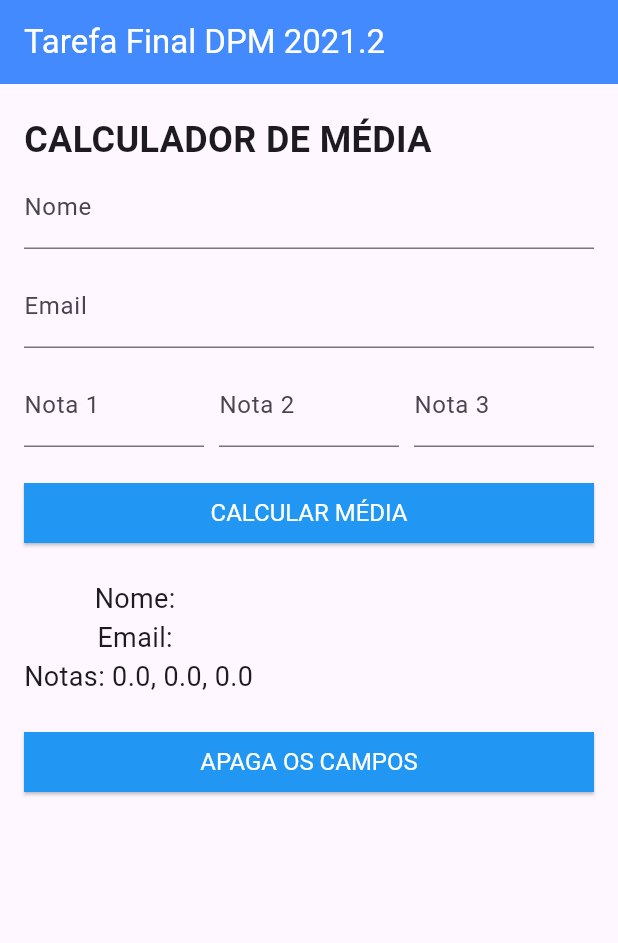
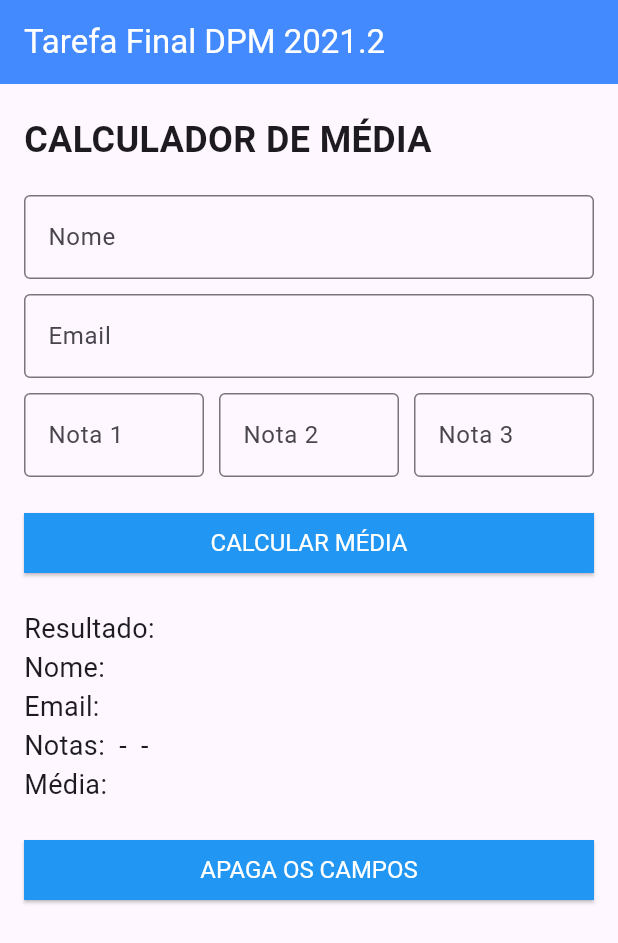
Before and after one commit to lesleyclass/CalculadoradeMedia, a Flutter app: the screen it shows after launch, after a tap on "APAGA OS CAMPOS", on a phone screen of 412 x 824 dp. Shown: the top 943 px of the screen. Run offline on Flutter 3.47's test engine with Material 3 defaults, Android fonts, the phone set to English and light mode, and no system bars.

Commit message:
chore: adiciona classe de coleta e visualização de dados

```diff
--- a/lib/display_dados.dart
+++ b/lib/display_dados.dart
@@ -21,18 +21,27 @@ class DisplayDados extends StatelessWidget {
   @override
   Widget build(BuildContext context) {
     return Column(
+      crossAxisAlignment: CrossAxisAlignment.start,
       children: <Widget>[
-        Text(
-          'Nome: $nome',
+        const Text(
+          'Resultado:',
           style: TextStyle(fontSize: 18),
         ),
         Text(
-          'Email: $email',
-          style: TextStyle(fontSize: 18),
+          'Nome: $nome',
+          style: const TextStyle(fontSize: 18),
         ),
         Text(
-          'Notas: $nota1, $nota2, $nota3',
-          style: TextStyle(fontSize: 18),
+          'Email: $email',
+          style: const TextStyle(fontSize: 18),
+        ),
+        Text(
+          'Notas: ${nota1 < 0 ? '' : nota1} - ${nota2 < 0 ? '' : nota2} - ${nota3 < 0 ? '' : nota3}',
+          style: const TextStyle(fontSize: 18),
+        ),
+        Text(
+          'Média: ${media < 0 ? '' : media.toStringAsFixed(2)}',
+          style: const TextStyle(fontSize: 18),
         ),
       ],
     );
--- a/lib/input_dados.dart
+++ b/lib/input_dados.dart
@@ -1,4 +1,5 @@
 import 'package:flutter/material.dart';
+import 'package:flutter/services.dart';
 
 class InputDados extends StatefulWidget {
   final Function(String nome, String email, double nota1, double nota2, double nota3) salvarDados;
@@ -26,9 +27,9 @@ class _InputDadosState extends State<InputDados> {
   void _salvarDados() {
     final nome = widget.nomeController.text;
     final email = widget.emailController.text;
-    final nota1 = double.tryParse(widget.nota1Controller.text) ?? 0;
-    final nota2 = double.tryParse(widget.nota2Controller.text) ?? 0;
-    final nota3 = double.tryParse(widget.nota3Controller.text) ?? 0;
+    final nota1 = double.tryParse(widget.nota1Controller.text) ?? -1.0;
+    final nota2 = double.tryParse(widget.nota2Controller.text) ?? -1.0;
+    final nota3 = double.tryParse(widget.nota3Controller.text) ?? -1.0;
 
     widget.salvarDados(nome, email, nota1, nota2, nota3);
   }
@@ -39,37 +40,86 @@ class _InputDadosState extends State<InputDados> {
       children: <Widget>[
         TextField(
           controller: widget.nomeController,
-          decoration: InputDecoration(labelText: 'Nome'),
+          decoration: const InputDecoration(
+              labelText: 'Nome',
+              border: OutlineInputBorder(
+                borderSide: BorderSide(width: 2.0),
+              ),
+              focusedBorder: OutlineInputBorder(
+                borderSide: BorderSide(color: Colors.blueAccent),
+              ),
+          ),
         ),
-        SizedBox(height: 10),
+        const SizedBox(height: 10),
         TextField(
           controller: widget.emailController,
-          decoration: InputDecoration(labelText: 'Email'),
+          decoration: const InputDecoration(
+              labelText: 'Email',
+              border: OutlineInputBorder(
+                borderSide: BorderSide(width: 2.0),
+              ),
+              focusedBorder: OutlineInputBorder(
+                borderSide: BorderSide(color: Colors.blueAccent),
+              ),
+          ),
         ),
-        SizedBox(height: 10),
+        const SizedBox(height: 10),
         Row(
           children: <Widget>[
             Expanded(
               child: TextField(
                 controller: widget.nota1Controller,
                 keyboardType: TextInputType.number,
-                decoration: InputDecoration(labelText: 'Nota 1'),
+                inputFormatters: [
+                  FilteringTextInputFormatter.allow(RegExp(r'[0-9.]')), // Permite apenas números double com até 2 casas decimais
+                ],
+                decoration: const InputDecoration(
+                    labelText: 'Nota 1',
+                    border: OutlineInputBorder(
+                      borderSide: BorderSide(width: 2.0),
+                    ),
+                    focusedBorder: OutlineInputBorder(
+                      borderSide: BorderSide(color: Colors.blueAccent),
+                    ),
+                ),
               ),
             ),
-            SizedBox(width: 10),
+            const SizedBox(width: 10),
             Expanded(
               child: TextField(
                 controller: widget.nota2Controller,
                 keyboardType: TextInputType.number,
-                decoration: InputDecoration(labelText: 'Nota 2'),
+                inputFormatters: [
+                  FilteringTextInputFormatter.allow(RegExp(r'[0-9.]')), // Permite apenas números double com até 2 casas decimais
+                ],
+                decoration: const InputDecoration(
+                    labelText: 'Nota 2',
+                    border: OutlineInputBorder(
+                      borderSide: BorderSide(width: 2.0),
+                    ),
+                    focusedBorder: OutlineInputBorder(
+                      borderSide: BorderSide(color: Colors.blueAccent),
+                    ),
+                ),
               ),
             ),
-            SizedBox(width: 10),
+            const SizedBox(width: 10),
             Expanded(
               child: TextField(
                 controller: widget.nota3Controller,
                 keyboardType: TextInputType.number,
-                decoration: InputDecoration(labelText: 'Nota 3'),
+                inputFormatters: [
+                  FilteringTextInputFormatter.allow(RegExp(r'[0-9.]')), // Permite apenas números double com até 2 casas decimais
+                ],
+                decoration: const InputDecoration(
+                    labelText: 'Nota 3',
+                    border: OutlineInputBorder(
+                      borderSide: BorderSide(width: 2.0),
+                    ),
+                    focusedBorder: OutlineInputBorder(
+                      borderSide: BorderSide(color: Colors.blueAccent),
+                    ),
+                ),
               ),
             ),
           ],
--- a/lib/main.dart
+++ b/lib/main.dart
@@ -32,10 +32,10 @@ class _MyHomePageState extends State<MyHomePage> {
 
   String _nome = '';
   String _email = '';
-  double _nota1 = 0.0;
-  double _nota2 = 0.0;
-  double _nota3 = 0.0;
-  double _media = 0.0;
+  double _nota1 = -1.0;
+  double _nota2 = -1.0;
+  double _nota3 = -1.0;
+  double _media = -1.0;
 
   void _salvarDados(String nome, String email, double nota1, double nota2, double nota3) {
     setState(() {
@@ -58,10 +58,10 @@ class _MyHomePageState extends State<MyHomePage> {
 
       _nome = '';
       _email = '';
-      _nota1 = 0.0;
-      _nota2 = 0.0;
-      _nota3 = 0.0;
-      _media = 0.0;
+      _nota1 = -1.0;
+      _nota2 = -1.0;
+      _nota3 = -1.0;
+      _media = -1.0;
     });
   }
 
@@ -100,6 +100,7 @@ class _MyHomePageState extends State<MyHomePage> {
                     fontWeight: FontWeight.bold,
                 ),
               ),
+              const SizedBox(height: 20),
               InputDados(
                 salvarDados: _salvarDados, // Pass the callback function
                 nomeController: _nomeController,
```
